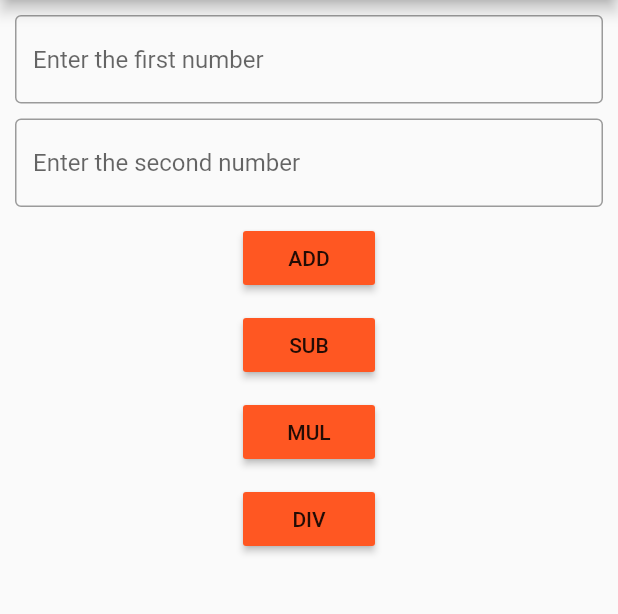
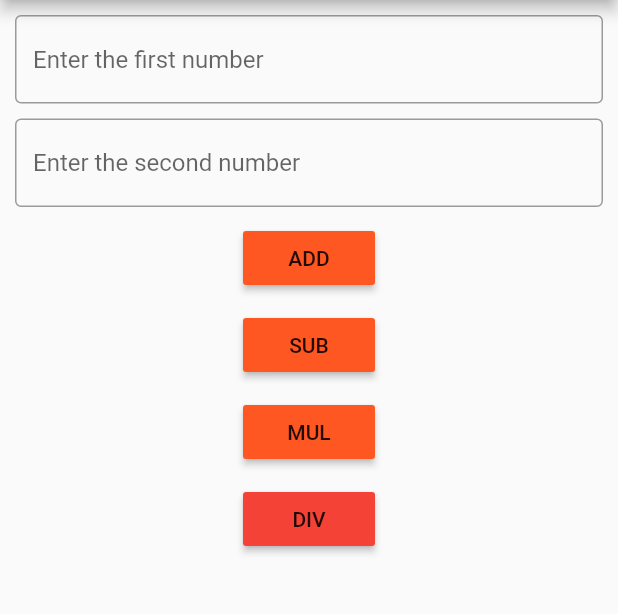
Before and after one commit to meghats123/Flutter-Calculator-App, a Flutter app: the screen it shows after launch, on a phone screen of 412 x 824 dp, the part 84-698 px from its top. Run offline on Flutter 3.47's test engine with Material 2 defaults, Android fonts, the phone set to English and light mode, and no system bars.

Commit message:
div button color changed to RED

```diff
--- a/lib/main.dart
+++ b/lib/main.dart
@@ -75,7 +75,7 @@ class MyApp extends StatelessWidget {
                   print(result);
 
                 },
-                  color: Colors.deepOrange,
+                  color: Colors.red,
                   child: Text("DIV"),
                 )
               ],
```
